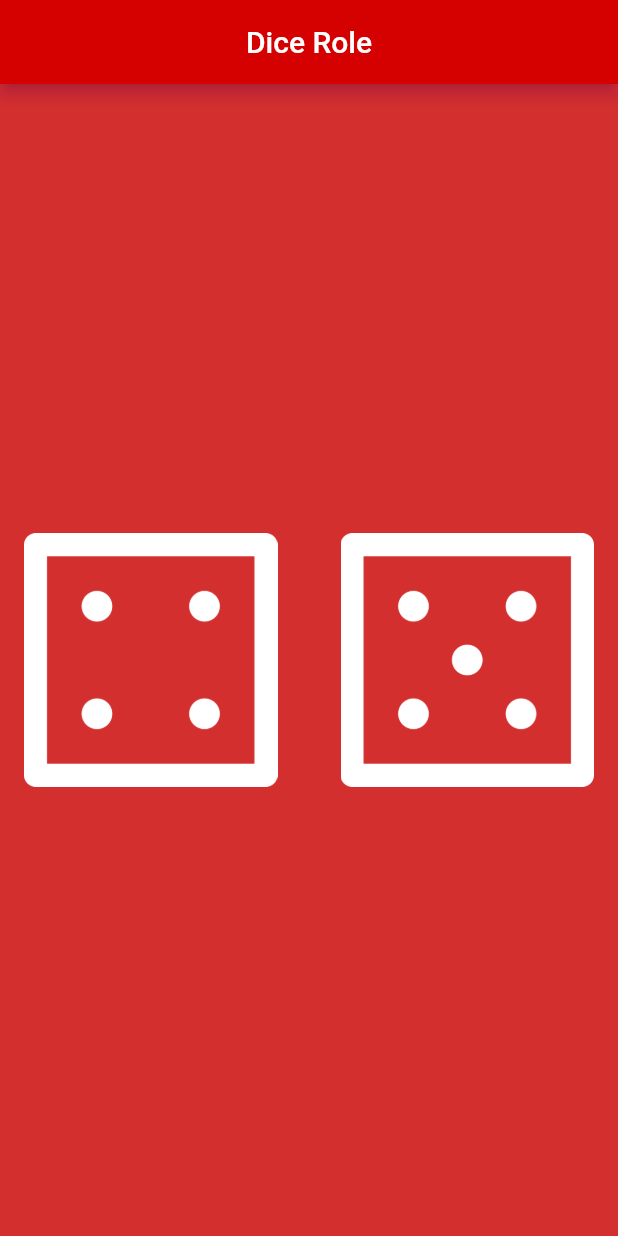
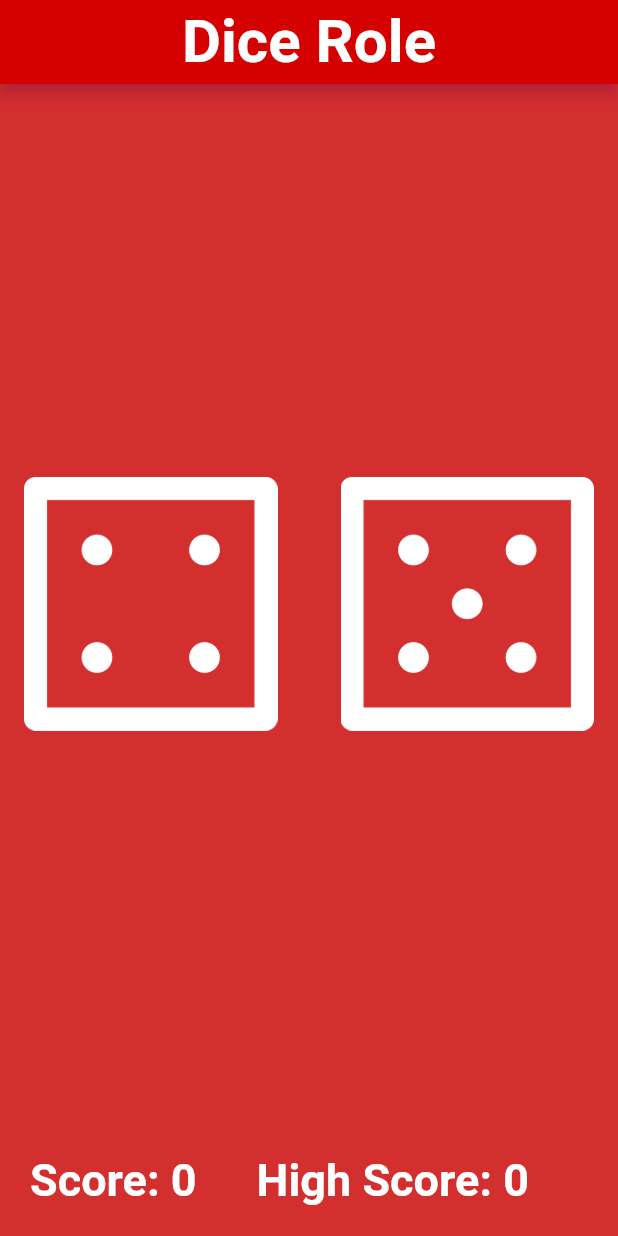
Before and after one commit to gohardhuddi/Dice_Rolloing, a Flutter app: the screen it shows after launch, on a phone screen of 412 x 824 dp. Run offline on Flutter 3.47's test engine with Material 2 defaults, Android fonts, the light colour scheme and no system bars.

Commit message:
Complete game with heigh score and scores

```diff
--- a/lib/main.dart
+++ b/lib/main.dart
@@ -14,6 +14,7 @@ class MyApp extends StatelessWidget {
   @override
   Widget build(BuildContext context) {
     return MaterialApp(
+      debugShowCheckedModeBanner: false,
       home: SafeArea(
         child: Scaffold(
           backgroundColor: Colors.red[700],
@@ -21,7 +22,13 @@ class MyApp extends StatelessWidget {
             shadowColor: Colors.pink,
             backgroundColor: Colors.redAccent[700],
             centerTitle: true,
-            title: Text('Dice Role'),
+            title: Text(
+              'Dice Role',
+              style: TextStyle(
+                fontWeight: FontWeight.bold,
+                fontSize: 40,
+              ),
+            ),
           ),
           body: Dicepage(),
         ),
@@ -38,15 +45,36 @@ class Dicepage extends StatefulWidget {
 class _DicepageState extends State<Dicepage> {
   var leftdice = 4;
   var rightdice = 5;
+  int counter = 0;
+  var highscore = 0;
+  highscor() {
+    highscore = counter;
+  }
+
+  resetcounter() {
+    counter = 0;
+    print('res');
+    print(counter);
+  }
+
+  void incrementCounter() {
+    counter++;
+    print('inc');
+    print(counter);
+    if (counter > highscore) {
+      highscor();
+    }
+  }
+
   showAlertDialog(BuildContext context) {
     // set up the buttons
-    Widget cancelButton = FlatButton(
-      child: Text("Cancel"),
-      onPressed: () {
-        // SystemChannels.navigation.;
-        exit(0);
-      },
-    );
+    // Widget cancelButton = FlatButton(
+    //   child: Text("Cancel"),
+    //   onPressed: () {
+    //     // SystemChannels.navigation.;
+    //     exit(0);
+    //   },
+    // );
     Widget continueButton = FlatButton(
       child: Text("Continue"),
       onPressed: () {
@@ -59,7 +87,7 @@ class _DicepageState extends State<Dicepage> {
       title: Text("Game Over"),
       content: Text("Would you like to continue Playing"),
       actions: [
-        cancelButton,
+        //cancelButton,
         continueButton,
       ],
     );
@@ -80,9 +108,7 @@ class _DicepageState extends State<Dicepage> {
       print(rightdice);
       print(leftdice);
       if (rightdice == leftdice) {
-        Scaffold.of(context).showSnackBar(SnackBar(
-          content: Text("Game Over"),
-        ));
+        resetcounter();
         showAlertDialog(context);
       }
     });
@@ -93,11 +119,16 @@ class _DicepageState extends State<Dicepage> {
   Widget build(BuildContext context) {
     //every thing that have something to do only works inside build method
     return Center(
+      child: Column(
+        children: [
+          Expanded(
             child: Row(
               children: [
                 Expanded(
+                  flex: 3,
                   child: FlatButton(
                     onPressed: () {
+                      incrementCounter();
                       Diceface();
                     },
                     child: Image(
@@ -109,9 +140,11 @@ class _DicepageState extends State<Dicepage> {
                   width: 10.0,
                 ),
                 Expanded(
+                  flex: 3,
                   child: FlatButton(
                     onPressed: () {
                       Diceface();
+                      incrementCounter();
                     },
                     child: Image(
                       image: AssetImage('images/dice$rightdice.png'),
@@ -120,6 +153,44 @@ class _DicepageState extends State<Dicepage> {
                 ),
               ],
             ),
+          ),
+          Row(
+            children: [
+              Expanded(
+                flex: 2,
+                child: Center(
+                  child: Container(
+                    margin: EdgeInsets.all(20.0),
+                    child: Row(
+                      children: [
+                        Text(
+                          'Score: $counter',
+                          style: TextStyle(
+                            fontSize: 30.0,
+                            color: Colors.white,
+                            fontWeight: FontWeight.bold,
+                          ),
+                        ),
+                        SizedBox(
+                          width: 40.0,
+                        ),
+                        Text(
+                          'High Score: $highscore',
+                          style: TextStyle(
+                            fontSize: 30.0,
+                            color: Colors.white,
+                            fontWeight: FontWeight.bold,
+                          ),
+                        ),
+                      ],
+                    ),
+                  ),
+                ),
+              ),
+            ],
+          ),
+        ],
+      ),
     );
   }
 }
```
Lines whose indentation alone changed are shown as unchanged.
